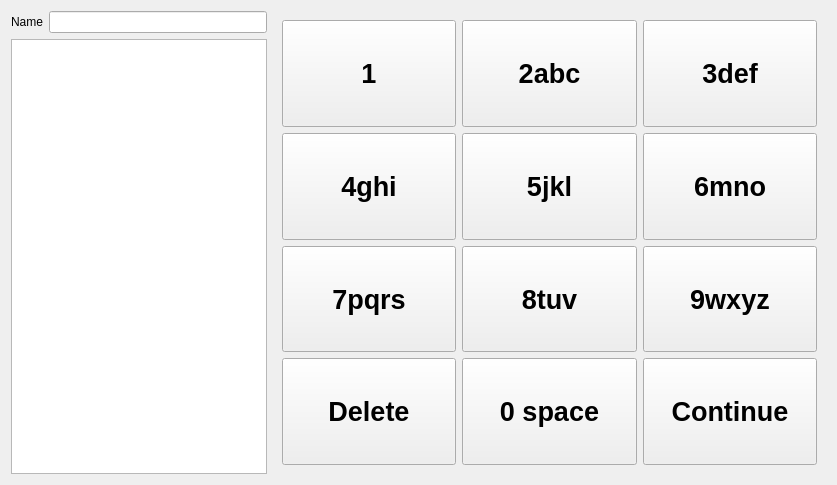
Before: the Qt Designer form TallyOnRaspberry/loginscreen.ui in Deltachi/Tally_Teamproject, drawn with Qt 5.
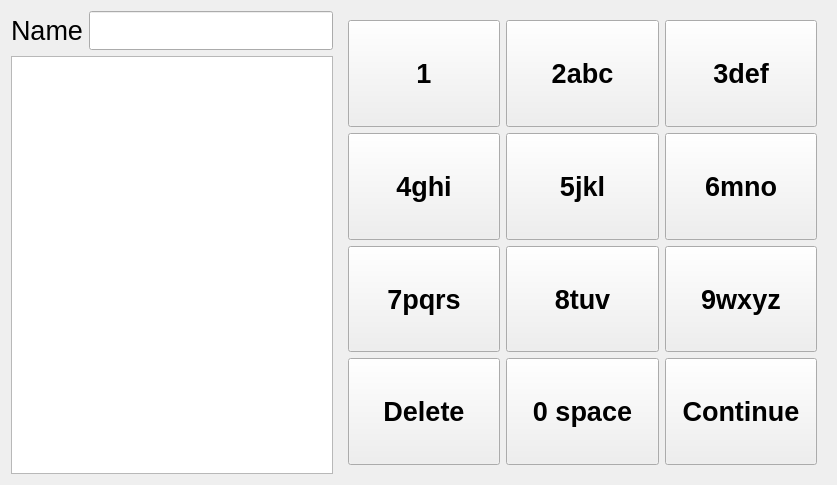
After: the same form once the commit is applied.

Patch:
```diff
--- a/TallyOnRaspberry/loginscreen.ui
+++ b/TallyOnRaspberry/loginscreen.ui
@@ -20,18 +20,41 @@
       <layout class="QHBoxLayout" name="horizontalLayout">
        <item>
         <widget class="QLabel" name="label">
+         <property name="font">
+          <font>
+           <pointsize>20</pointsize>
+          </font>
+         </property>
          <property name="text">
           <string>Name</string>
          </property>
         </widget>
        </item>
        <item>
-        <widget class="QLineEdit" name="lineEdit"/>
+        <widget class="QLineEdit" name="lineEdit">
+         <property name="font">
+          <font>
+           <pointsize>20</pointsize>
+          </font>
+         </property>
+        </widget>
        </item>
       </layout>
      </item>
      <item>
-      <widget class="QListWidget" name="listWidget"/>
+      <widget class="QListWidget" name="listWidget">
+       <property name="font">
+        <font>
+         <pointsize>20</pointsize>
+        </font>
+       </property>
+       <property name="iconSize">
+        <size>
+         <width>40</width>
+         <height>40</height>
+        </size>
+       </property>
+      </widget>
      </item>
     </layout>
    </item>
```
